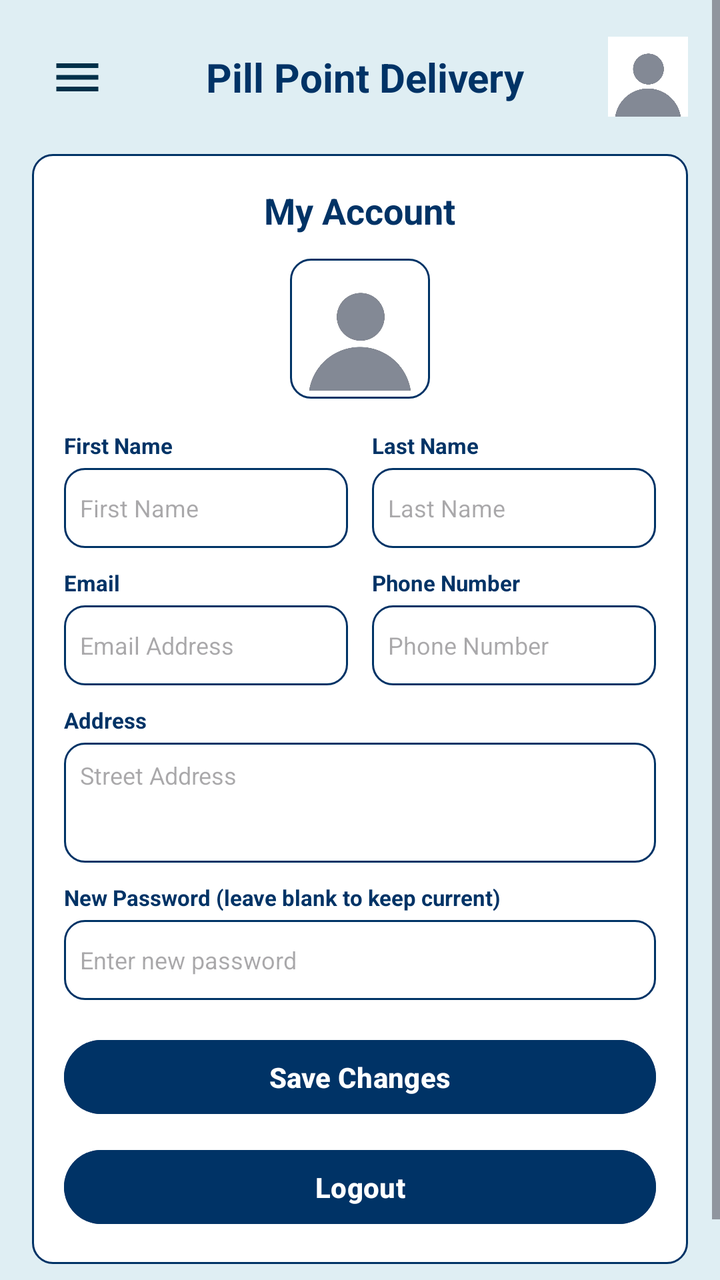
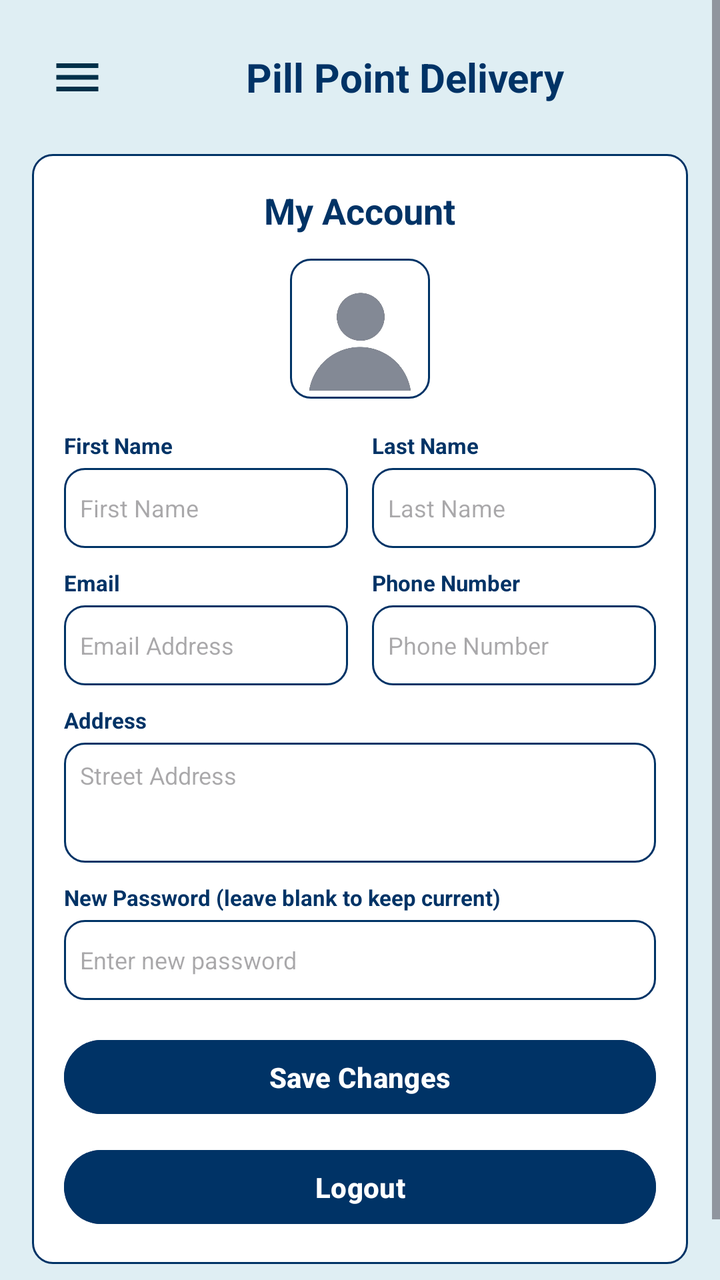

An Android layout rendered at two revisions. The XML below is the earlier revision; the diff shows what the commit changed to produce the second picture.
<!-- AndroidManifest.xml: application theme Theme.Pillpoint -->
<!-- res/layout/activity_my_account.xml -->
<?xml version="1.0" encoding="utf-8"?>
<androidx.drawerlayout.widget.DrawerLayout
    xmlns:android="http://schemas.android.com/apk/res/android"
    xmlns:app="http://schemas.android.com/apk/res-auto"
    xmlns:tools="http://schemas.android.com/tools"
    android:id="@+id/drawerLayout"
    android:layout_width="match_parent"
    android:layout_height="match_parent"
    tools:context=".MyAccount">

    <ScrollView
        android:layout_width="match_parent"
        android:layout_height="match_parent"
        android:background="#DFEEF3">

    <LinearLayout
        android:layout_width="match_parent"
        android:layout_height="wrap_content"
        android:orientation="vertical"
        android:padding="16dp">

        
        <LinearLayout
            android:layout_width="match_parent"
            android:layout_height="wrap_content"
            android:gravity="center_vertical"
            android:orientation="horizontal"
            android:layout_marginBottom="16dp">

            <ImageButton
                android:id="@+id/btnMenu"
                android:layout_width="45dp"
                android:layout_height="45dp"
                android:background="?attr/selectableItemBackgroundBorderless"
                android:contentDescription="Menu"
                android:src="@drawable/ic_menu" />

            <TextView
                android:layout_width="0dp"
                android:layout_height="wrap_content"
                android:layout_weight="1"
                android:gravity="center"
                android:text="Pill Point Delivery"
                android:textColor="@color/dark_blue"
                android:textSize="20sp"
                android:textStyle="bold" />

            <ImageView
                android:id="@+id/ivProfile"
                android:layout_width="40dp"
                android:layout_height="40dp"
                android:contentDescription="Profile"
                android:src="@drawable/photo" />
        </LinearLayout>

        
        <LinearLayout
            android:layout_width="match_parent"
            android:layout_height="wrap_content"
            android:background="@drawable/edit_text_background"
            android:orientation="vertical"
            android:padding="16dp"
            android:layout_marginBottom="24dp"
            android:gravity="center_horizontal">

            <TextView
                android:layout_width="wrap_content"
                android:layout_height="wrap_content"
                android:text="My Account"
                android:textColor="@color/dark_blue"
                android:textSize="18sp"
                android:textStyle="bold"
                android:layout_marginBottom="12dp" />

            
            <ImageView
                android:layout_width="70dp"
                android:layout_height="70dp"
                android:src="@drawable/photo"
                android:background="@drawable/edit_text_background"
                android:padding="4dp"
                android:layout_marginBottom="16dp"
                android:contentDescription="Profile Avatar" />

            
            <LinearLayout
                android:layout_width="match_parent"
                android:layout_height="wrap_content"
                android:orientation="horizontal"
                android:weightSum="2"
                android:layout_marginBottom="10dp">

                <LinearLayout
                    android:layout_width="0dp"
                    android:layout_height="wrap_content"
                    android:layout_weight="1"
                    android:orientation="vertical"
                    android:layout_marginEnd="6dp">
                    <TextView
                        android:text="First Name"
                        android:textColor="@color/dark_blue"
                        android:textSize="11sp"
                        android:textStyle="bold"
                        android:layout_width="wrap_content"
                        android:layout_height="wrap_content"
                        android:layout_marginBottom="4dp"/>
                    <EditText
                        android:id="@+id/etFirstName"
                        android:layout_width="match_parent"
                        android:layout_height="40dp"
                        android:background="@drawable/edit_text_background"
                        android:hint="First Name"
                        android:padding="8dp"
                        android:textSize="12sp"
                        android:inputType="textPersonName"/>
                </LinearLayout>

                <LinearLayout
                    android:layout_width="0dp"
                    android:layout_height="wrap_content"
                    android:layout_weight="1"
                    android:orientation="vertical"
                    android:layout_marginStart="6dp">
                    <TextView
                        android:text="Last Name"
                        android:textColor="@color/dark_blue"
                        android:textSize="11sp"
                        android:textStyle="bold"
                        android:layout_width="wrap_content"
                        android:layout_height="wrap_content"
                        android:layout_marginBottom="4dp"/>
                    <EditText
                        android:id="@+id/etLastName"
                        android:layout_width="match_parent"
                        android:layout_height="40dp"
                        android:background="@drawable/edit_text_background"
                        android:hint="Last Name"
                        android:padding="8dp"
                        android:textSize="12sp"
                        android:inputType="textPersonName"/>
                </LinearLayout>
            </LinearLayout>

            
            <LinearLayout
                android:layout_width="match_parent"
                android:layout_height="wrap_content"
                android:orientation="horizontal"
                android:weightSum="2"
                android:layout_marginBottom="10dp"
                android:gravity="start">

                <LinearLayout
                    android:layout_width="0dp"
                    android:layout_height="wrap_content"
                    android:layout_weight="1"
                    android:orientation="vertical"
                    android:layout_marginEnd="6dp">
                    <TextView
                        android:text="Email"
                        android:textColor="@color/dark_blue"
                        android:textSize="11sp"
                        android:textStyle="bold"
                        android:layout_width="wrap_content"
                        android:layout_height="wrap_content"
                        android:layout_marginBottom="4dp"/>
                    <EditText
                        android:id="@+id/etEmail"
                        android:layout_width="match_parent"
                        android:layout_height="40dp"
                        android:background="@drawable/edit_text_background"
                        android:hint="Email Address"
                        android:padding="8dp"
                        android:textSize="12sp"
                        android:inputType="textEmailAddress"/>
                </LinearLayout>

                <LinearLayout
                    android:layout_width="0dp"
                    android:layout_height="wrap_content"
                    android:layout_weight="1"
                    android:orientation="vertical"
                    android:layout_marginStart="6dp">
                    <TextView
                        android:text="Phone Number"
                        android:textColor="@color/dark_blue"
                        android:textSize="11sp"
                        android:textStyle="bold"
                        android:layout_width="wrap_content"
                        android:layout_height="wrap_content"
                        android:layout_marginBottom="4dp"/>
                    <EditText
                        android:id="@+id/etPhone"
                        android:layout_width="match_parent"
                        android:layout_height="40dp"
                        android:background="@drawable/edit_text_background"
                        android:hint="Phone Number"
                        android:padding="8dp"
                        android:textSize="12sp"
                        android:inputType="phone"/>
                </LinearLayout>
            </LinearLayout>

            
            <LinearLayout
                android:layout_width="match_parent"
                android:layout_height="wrap_content"
                android:orientation="vertical"
                android:layout_marginBottom="10dp"
                android:gravity="start">
                <TextView
                    android:text="Address"
                    android:textColor="@color/dark_blue"
                    android:textSize="11sp"
                    android:textStyle="bold"
                    android:layout_width="wrap_content"
                    android:layout_height="wrap_content"
                    android:layout_marginBottom="4dp"/>
                <EditText
                    android:id="@+id/etAddress"
                    android:layout_width="match_parent"
                    android:layout_height="60dp"
                    android:background="@drawable/edit_text_background"
                    android:hint="Street Address"
                    android:padding="8dp"
                    android:textSize="12sp"
                    android:gravity="top"
                    android:inputType="textPostalAddress"/>
            </LinearLayout>

            
            <LinearLayout
                android:layout_width="match_parent"
                android:layout_height="wrap_content"
                android:orientation="vertical"
                android:layout_marginBottom="16dp"
                android:gravity="start">
                <TextView
                    android:text="New Password (leave blank to keep current)"
                    android:textColor="@color/dark_blue"
                    android:textSize="11sp"
                    android:textStyle="bold"
                    android:layout_width="wrap_content"
                    android:layout_height="wrap_content"
                    android:layout_marginBottom="4dp"/>
                <EditText
                    android:id="@+id/etPassword"
                    android:layout_width="match_parent"
                    android:layout_height="40dp"
                    android:background="@drawable/edit_text_background"
                    android:hint="Enter new password"
                    android:padding="8dp"
                    android:textSize="12sp"
                    android:inputType="textPassword"/>
            </LinearLayout>

            
            <Button
                android:id="@+id/btnSaveAccount"
                android:layout_width="match_parent"
                android:layout_height="45dp"
                android:backgroundTint="@color/dark_blue"
                android:text="Save Changes"
                android:textAllCaps="false"
                android:textColor="@android:color/white"
                android:textStyle="bold"
                android:layout_marginBottom="10dp"/>

            
            <Button
                android:id="@+id/btnAccountLogout"
                android:layout_width="match_parent"
                android:layout_height="45dp"
                android:backgroundTint="@color/dark_blue"
                android:text="Logout"
                android:textAllCaps="false"
                android:textColor="@android:color/white"
                android:textStyle="bold"/>

        </LinearLayout>

    </LinearLayout>

</ScrollView>

    <com.google.android.material.navigation.NavigationView
        android:id="@+id/navView"
        android:layout_width="300dp"
        android:layout_height="match_parent"
        android:layout_gravity="start"
        android:background="@android:color/white"
        app:headerLayout="@layout/nav_header"
        app:menu="@menu/nav_menu" />

</androidx.drawerlayout.widget.DrawerLayout>
<!-- res/layout/nav_header.xml (included above) -->
<?xml version="1.0" encoding="utf-8"?>
<LinearLayout
    xmlns:android="http://schemas.android.com/apk/res/android"
    android:layout_width="match_parent"
    android:layout_height="180dp"
    android:orientation="vertical"
    android:gravity="center"
    android:background="#0D6EFD"
    android:padding="16dp">

    <ImageView
        android:id="@+id/imgProfile"
        android:layout_width="80dp"
        android:layout_height="80dp"
        android:src="@drawable/photo"
        android:background="@android:color/white"
        android:padding="5dp"
        android:contentDescription="Profile"/>

    <TextView
        android:id="@+id/txtUserName"
        android:layout_width="wrap_content"
        android:layout_height="wrap_content"
        android:text="Welcome"
        android:textColor="#FFFFFF"
        android:textStyle="bold"
        android:textSize="20sp"
        android:layout_marginTop="10dp"/>

    <TextView
        android:id="@+id/txtEmail"
        android:layout_width="wrap_content"
        android:layout_height="wrap_content"
        android:text="user@email.com"
        android:textColor="#FFFFFF"
        android:textSize="14sp"/>

</LinearLayout>
<!-- resources referenced by this layout -->
<resources>
  <color name="dark_blue">#003366</color>
  <!-- drawable edit_text_background (drawable) -->
  <?xml version="1.0" encoding="utf-8"?>
  <shape xmlns:android="http://schemas.android.com/apk/res/android">
  
      <solid android:color="#FFFFFF"/>
  
      <stroke
          android:width="1dp"
          android:color="@color/dark_blue"/>
  
      <corners android:radius="10dp"/>
  
      <padding
          android:left="10dp"
          android:right="10dp"
          android:top="10dp"
          android:bottom="10dp"/>
  
  
  </shape>
  <!-- drawable ic_menu (drawable) -->
  <?xml version="1.0" encoding="utf-8"?>
  <vector xmlns:android="http://schemas.android.com/apk/res/android"
      android:width="28dp"
      android:height="28dp"
      android:viewportWidth="24"
      android:viewportHeight="24">
      <path android:fillColor="#003049" android:pathData="M3,6h18v2H3zM3,11h18v2H3zM3,16h18v2H3z"/>
  </vector>
  <!-- drawable photo: jpeg bitmap (drawable, 8365 bytes) -->
  <style name="Theme.Pillpoint" parent="Base.Theme.Pillpoint" />
  <style name="Base.Theme.Pillpoint" parent="Theme.Material3.DayNight.NoActionBar">
          
  
          
  
          <item name="colorPrimary">@color/blue</item>
          <item name="colorOnPrimary">@color/white</item>
  
          <item name="colorSecondary">@color/red</item>
          <item name="colorOnSecondary">@color/white</item>
  
          <item name="android:statusBarColor">@color/dark_blue</item>
          <item name="android:navigationBarColor">@color/blue</item>
      </style>
  <color name="blue">#0D6EFD</color>
  <color name="white">#FFFFFFFF</color>
  <color name="red">#FF0000</color>
</resources>

<!-- the commit's change to res/layout/activity_my_account.xml (unified diff, before → after) -->
@@ -45,12 +45,6 @@
                 android:textSize="20sp"
                 android:textStyle="bold" />
 
-            <ImageView
-                android:id="@+id/ivProfile"
-                android:layout_width="40dp"
-                android:layout_height="40dp"
-                android:contentDescription="Profile"
-                android:src="@drawable/photo" />
         </LinearLayout>
 
         
